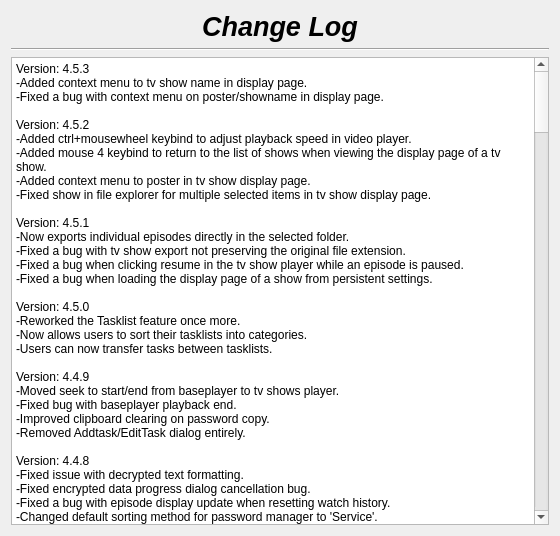
This is changelog.ui in therealMaPMaKeR/MMDiary as Qt 5 draws it before an edit. The edited form follows.
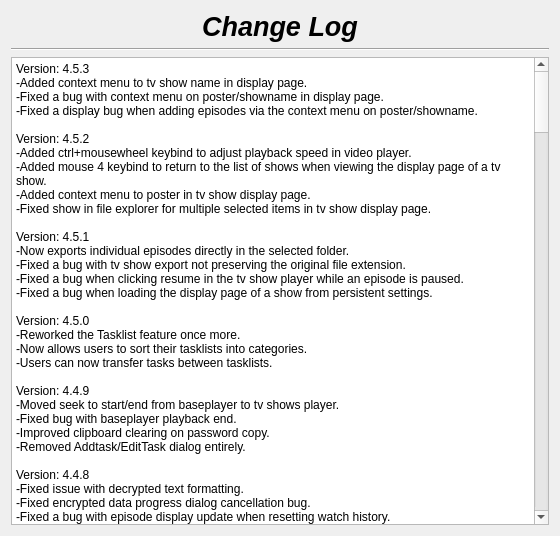
This is the edited form.

Commit message: fixed display bug when adding episodes via poster/showname

What changed in the file:
```diff
--- a/changelog.ui
+++ b/changelog.ui
@@ -55,7 +55,8 @@
 li.unchecked::marker { content: &quot;\2610&quot;; }
 li.checked::marker { content: &quot;\2612&quot;; }
 &lt;/style&gt;&lt;/head&gt;&lt;body style=&quot; font-family:'Segoe UI'; font-size:9pt; font-weight:400; font-style:normal;&quot;&gt;
-&lt;p style=&quot; margin-top:0px; margin-bottom:0px; margin-left:0px; margin-right:0px; -qt-block-indent:0; text-indent:0px;&quot;&gt;Version: 4.5.3&lt;br /&gt;-Added context menu to tv show name in display page.&lt;br /&gt;-Fixed a bug with context menu on poster/showname in display page.&lt;br /&gt;&lt;br /&gt;Version: 4.5.2&lt;br /&gt;-Added ctrl+mousewheel keybind to adjust playback speed in video player.&lt;br /&gt;-Added mouse 4 keybind to return to the list of shows when viewing the display page of a tv show.&lt;/p&gt;
+&lt;p style=&quot; margin-top:0px; margin-bottom:0px; margin-left:0px; margin-right:0px; -qt-block-indent:0; text-indent:0px;&quot;&gt;Version: 4.5.3&lt;br /&gt;-Added context menu to tv show name in display page.&lt;br /&gt;-Fixed a bug with context menu on poster/showname in display page.&lt;br /&gt;-Fixed a display bug when adding episodes via the context menu on poster/showname.&lt;/p&gt;
+&lt;p style=&quot; margin-top:0px; margin-bottom:0px; margin-left:0px; margin-right:0px; -qt-block-indent:0; text-indent:0px;&quot;&gt;&lt;br /&gt;Version: 4.5.2&lt;br /&gt;-Added ctrl+mousewheel keybind to adjust playback speed in video player.&lt;br /&gt;-Added mouse 4 keybind to return to the list of shows when viewing the display page of a tv show.&lt;/p&gt;
 &lt;p style=&quot; margin-top:0px; margin-bottom:0px; margin-left:0px; margin-right:0px; -qt-block-indent:0; text-indent:0px;&quot;&gt;-Added context menu to poster in tv show display page.&lt;br /&gt;-Fixed show in file explorer for multiple selected items in tv show display page.&lt;br /&gt;&lt;br /&gt;Version: 4.5.1&lt;br /&gt;-Now exports individual episodes directly in the selected folder.&lt;br /&gt;-Fixed a bug with tv show export not preserving the original file extension.&lt;/p&gt;
 &lt;p style=&quot; margin-top:0px; margin-bottom:0px; margin-left:0px; margin-right:0px; -qt-block-indent:0; text-indent:0px;&quot;&gt;-Fixed a bug when clicking resume in the tv show player while an episode is paused.&lt;br /&gt;-Fixed a bug when loading the display page of a show from persistent settings.&lt;br /&gt;&lt;br /&gt;Version: 4.5.0&lt;br /&gt;-Reworked the Tasklist feature once more.&lt;br /&gt;-Now allows users to sort their tasklists into categories.&lt;/p&gt;
 &lt;p style=&quot; margin-top:0px; margin-bottom:0px; margin-left:0px; margin-right:0px; -qt-block-indent:0; text-indent:0px;&quot;&gt;-Users can now transfer tasks between tasklists.&lt;br /&gt;&lt;br /&gt;Version: 4.4.9&lt;br /&gt;-Moved seek to start/end from baseplayer to tv shows player.&lt;/p&gt;
```
The commit also changes 1 other file.
